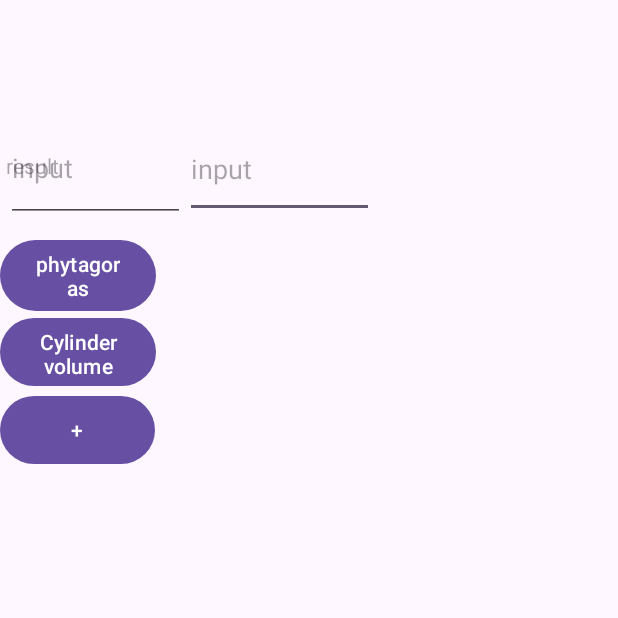
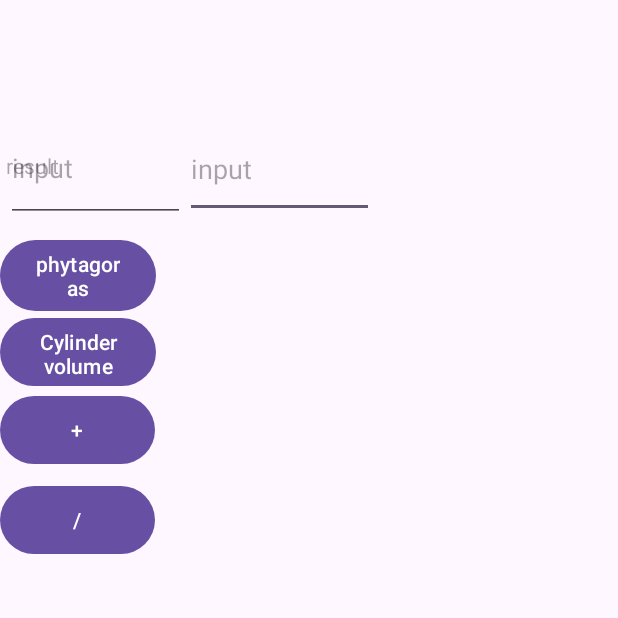
Before and after one commit to LeoAhrau/Calculator, an Android app: the screen it shows after launch (MainActivity), on a phone screen of 412 x 824 dp, the top half of it. Run offline under Robolectric (Android 15) with nearby library versions, the phone set to English and light mode, and no system bars.

Commit message:
fixade några fel gjorde klart division metoden och knappen

```diff
--- a/app/src/main/res/layout/activity_main.xml
+++ b/app/src/main/res/layout/activity_main.xml
@@ -73,5 +73,16 @@
         app:layout_constraintStart_toStartOf="parent"
         app:layout_constraintTop_toTopOf="parent" />
 
+    <Button
+        android:id="@+id/division_btn"
+        android:layout_width="103dp"
+        android:layout_height="53dp"
+        android:layout_marginTop="320dp"
+        android:text="@string/division"
+        app:layout_constraintEnd_toEndOf="parent"
+        app:layout_constraintHorizontal_bias="0.0"
+        app:layout_constraintStart_toStartOf="parent"
+        app:layout_constraintTop_toTopOf="parent" />
+
 
 </androidx.constraintlayout.widget.ConstraintLayout>
--- a/app/src/main/res/values/strings.xml
+++ b/app/src/main/res/values/strings.xml
@@ -5,5 +5,6 @@
     <string name="input">input</string>
     <string name="result">result</string>
     <string name="addition">+</string>
+    <string name="division">/</string>
 
 </resources>
```
Also changed, not shown: app/src/main/java/com/example/calculator/MainActivity.java (+30 -9 lines).
